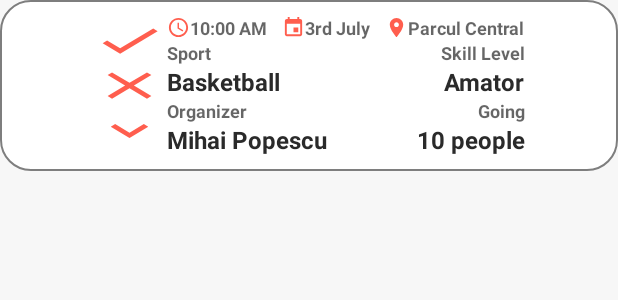
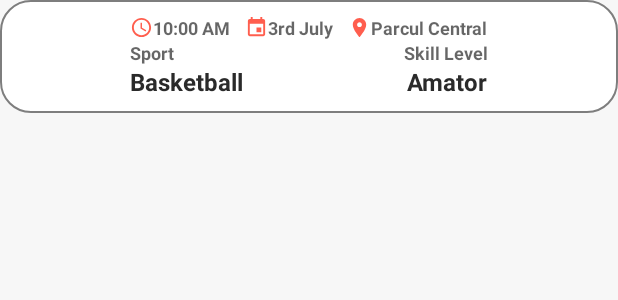
Before and after one commit to CAPAC2018/capac, an Android app: the layout event_cell.xml on its own in the app's theme, with its tools: preview values and no code run, on a phone screen of 412 x 824 dp. Shown: the top 300 px of the screen. Run offline under Robolectric (Android 15) with nearby library versions, the light colour scheme and no system bars; plain views replace FoldingCell.

Commit message:
Final Touch
-Fixed folding lag caused by the folding cell being included in another layout and not physically part of it;
-Fixed fragments showing up on top of each other by changing ".add" to ".replace";
-Made the event cells look a little cleaner and removed some useless info from the title cell;
Bonus: cool fragment switch animation now working nicely;

```diff
--- a/AndroidApp/app/src/main/java/ro/capac/android/capac2018/ui/main/MainActivity.java
+++ b/AndroidApp/app/src/main/java/ro/capac/android/capac2018/ui/main/MainActivity.java
@@ -35,7 +35,6 @@ import butterknife.BindView;
 import butterknife.ButterKnife;
 import butterknife.OnClick;
 import ro.capac.android.capac2018.R;
-import ro.capac.android.capac2018.data.DataManager;
 import ro.capac.android.capac2018.ui.about.AboutFragment;
 import ro.capac.android.capac2018.ui.base.BaseActivity;
 import ro.capac.android.capac2018.ui.categories_and_events.CategoriesFragment;
@@ -103,7 +102,7 @@ public class MainActivity extends BaseActivity implements MainMvpView {
                 .beginTransaction()
                 .disallowAddToBackStack()
                 .setCustomAnimations(R.anim.slide_left, R.anim.slide_right)
-                .add(R.id.frame, EventsFragment.newInstance(), EventsFragment.TAG)
+                .replace(R.id.frame, EventsFragment.newInstance(), EventsFragment.TAG)
                 .commit();
     }
     @Override
@@ -112,7 +111,7 @@ public class MainActivity extends BaseActivity implements MainMvpView {
                 .beginTransaction()
                 .disallowAddToBackStack()
                 .setCustomAnimations(R.anim.slide_left, R.anim.slide_right)
-                .add(R.id.frame, CategoriesFragment.newInstance(), CategoriesFragment.TAG)
+                .replace(R.id.frame, CategoriesFragment.newInstance(), CategoriesFragment.TAG)
                 .commit();
     }
     @Override
--- a/AndroidApp/app/src/main/res/layout/event_cell.xml
+++ b/AndroidApp/app/src/main/res/layout/event_cell.xml
@@ -6,8 +6,7 @@
     android:layout_height="wrap_content"
     folding-cell:additionalFlipsCount="0"
     folding-cell:animationDuration="2000"
-    folding-cell:backSideColor="#f4f0ff"
-    folding-cell:cameraHeight="30"
+    folding-cell:cameraHeight="10"
     android:focusable="false"
     android:descendantFocusability="blocksDescendants">
 
--- a/AndroidApp/app/src/main/res/layout/event_cell_title_layout.xml
+++ b/AndroidApp/app/src/main/res/layout/event_cell_title_layout.xml
@@ -7,36 +7,8 @@
     android:layout_height="wrap_content"
     android:padding="10dp"
     android:background="@drawable/corner_border_gray">
-    <LinearLayout
-        android:baselineAligned="false"
-        android:id="@+id/title_side_bar"
-        android:layout_centerVertical="true"
-        android:layout_width="50dp"
-        android:layout_height="90dp"
-        android:orientation="vertical">
-        <Button
-            android:layout_weight="1"
-            android:id="@+id/event_title_check_btn"
-            android:layout_width="wrap_content"
-            android:layout_height="0dp"
-            android:background="@drawable/ic_check_24dp"/>
 
-        <Button
-            android:layout_weight="1"
-            android:id="@+id/event_title_dismiss_btn"
-            android:layout_width="wrap_content"
-            android:layout_height="0dp"
-            android:background="@drawable/ic_close_black_24dp" />
-
-        <Button
-            android:layout_weight="1"
-            android:id="@+id/expand_title_cell"
-            android:layout_width="wrap_content"
-            android:layout_height="0dp"
-            android:background="@drawable/ic_expand_more_black_24dp" />
-    </LinearLayout>
         <TextView
-            android:layout_toEndOf="@id/title_side_bar"
             android:paddingEnd="10dp"
             android:id="@+id/time_in_title_cell"
             android:layout_width="wrap_content"
@@ -69,7 +41,6 @@
             android:textStyle="bold" />
 
     <TextView
-        android:layout_toEndOf="@id/title_side_bar"
         android:layout_below="@id/location_in_title_cell"
         android:id="@+id/sport_keyword"
         style="@style/Base.TextAppearance.AppCompat.Caption"
@@ -78,7 +49,6 @@
         android:text="@string/sport_keyword"
         android:textStyle="bold" />
     <TextView
-        android:layout_toEndOf="@id/title_side_bar"
         android:textAppearance="@style/TextAppearance.Text.Bold"
         android:id="@+id/sport_type_in_title_cell"
         android:layout_width="wrap_content"
@@ -104,41 +74,4 @@
         android:layout_below="@id/level_keyword"
         android:text="@string/mock_skill_level"
         android:textStyle="bold" />
-
-    <TextView
-        android:layout_below="@id/sport_type_in_title_cell"
-        android:layout_toEndOf="@id/title_side_bar"
-        android:id="@+id/organizer_keyword"
-        style="@style/Base.TextAppearance.AppCompat.Caption"
-        android:layout_width="wrap_content"
-        android:layout_height="wrap_content"
-        android:text="@string/organizer_keyword"
-        android:textStyle="bold" />
-    <TextView
-        android:layout_toEndOf="@id/title_side_bar"
-        android:id="@+id/organizer_in_title_cell"
-        android:layout_width="wrap_content"
-        android:layout_height="wrap_content"
-        android:textAppearance="@style/TextAppearance.Text.Bold"
-        android:layout_below="@id/organizer_keyword"
-        android:text="@string/mock_organizer"
-        android:textStyle="bold" />
-    <TextView
-        android:layout_below="@id/sport_type_in_title_cell"
-        android:layout_alignEnd="@id/location_in_title_cell"
-        android:id="@+id/going_keyword"
-        style="@style/Base.TextAppearance.AppCompat.Caption"
-        android:layout_width="wrap_content"
-        android:layout_height="wrap_content"
-        android:text="@string/number_of_user_keyword"
-        android:textStyle="bold" />
-    <TextView
-        android:layout_alignEnd="@id/location_in_title_cell"
-        android:id="@+id/number_of_users_going_in_title_cell"
-        android:layout_width="wrap_content"
-        android:textAppearance="@style/TextAppearance.Text.Bold"
-        android:layout_height="wrap_content"
-        android:layout_below="@id/going_keyword"
-        android:text="@string/mock_number_of_users"
-        android:textStyle="bold" />
     </RelativeLayout>
--- a/AndroidApp/app/src/main/res/layout/fragment_events.xml
+++ b/AndroidApp/app/src/main/res/layout/fragment_events.xml
@@ -6,7 +6,6 @@
     android:id="@+id/event_list"
     android:layout_width="match_parent"
     android:layout_height="match_parent"
-    android:background="@drawable/gradiend_background"
     android:clipChildren="false"
     android:clipToPadding="false"
     android:divider="@android:color/transparent"
```
Also changed, not shown: AndroidApp/app/src/main/java/ro/capac/android/capac2018/ui/events/FoldingCellListAdapter.java (+16 -3 lines), AndroidApp/app/src/main/res/layout/activity_main.xml (+15 -4 lines), AndroidApp/app/src/main/res/layout/activity_main2.xml (deleted, +0 -38 lines), AndroidApp/app/src/main/res/layout/event_cell_content_layout.xml (+11 -13 lines).
